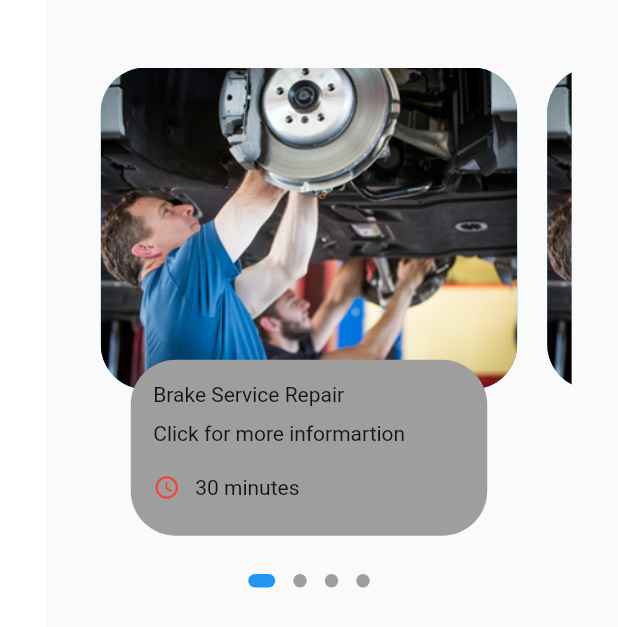
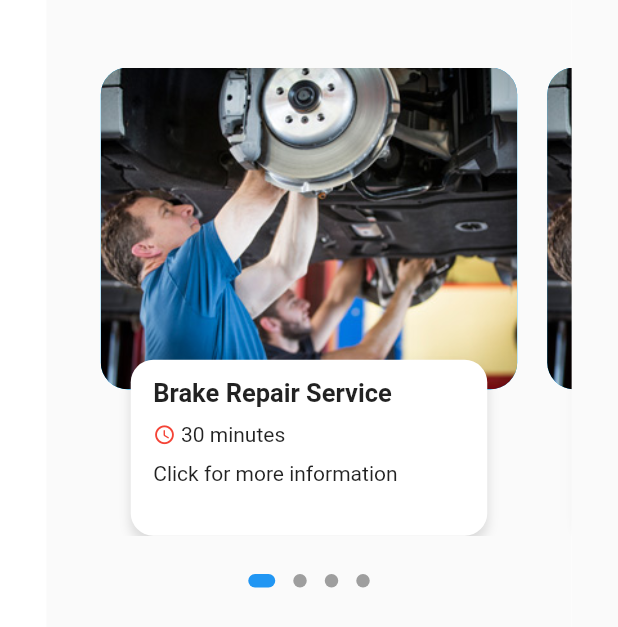
Before and after one commit to Caramelite/Automatik_Customer, a Flutter app: the MainScreen screen opened directly, on a phone screen of 412 x 824 dp. Shown: the top 627 px of the screen. Run offline on Flutter 3.47's test engine with Material 2 defaults, Android fonts, the phone set to English and light mode, and no system bars; drawn by our look-alikes of dots_indicator; our stand-ins replace firebase_auth, firebase_core, firebase_database, fluttertoast, geolocator, get; accounts and stored records are empty.

Commit message:
Update :  Rearrange and new screens
Added new widgets and new screens for repair details

```diff
--- a/lib/main.dart
+++ b/lib/main.dart
@@ -3,7 +3,7 @@ import 'package:flutter/material.dart';
 import 'package:get/get.dart';
 import 'package:provider/provider.dart';
 import 'infoHandler/app_info.dart';
-import 'splashScreen/splash_screen.dart';
+import 'screens/splashScreen/splash_screen.dart';
 
 void main() async {
   WidgetsFlutterBinding.ensureInitialized();
--- a/lib/authentication/login_screen.dart
+++ b/lib/screens/authentication/login_screen.dart
@@ -3,9 +3,9 @@ import 'package:firebase_database/firebase_database.dart';
 import 'package:flutter/material.dart';
 import 'package:fluttertoast/fluttertoast.dart';
 
-import '../global/global.dart';
+import '../../global/global.dart';
+import '../../widgets/progress_dialog.dart';
 import '../splashScreen/splash_screen.dart';
-import '../widgets/progress_dialog.dart';
 import 'signup_screen.dart';
 
 class LoginScreen extends StatefulWidget {
--- a/lib/authentication/signup_screen.dart
+++ b/lib/screens/authentication/signup_screen.dart
@@ -1,10 +1,10 @@
-import 'package:automatik_users_app/splashScreen/splash_screen.dart';
 import 'package:firebase_auth/firebase_auth.dart';
 import 'package:firebase_database/firebase_database.dart';
 import 'package:flutter/material.dart';
 import 'package:fluttertoast/fluttertoast.dart';
-import '../global/global.dart';
-import '../widgets/progress_dialog.dart';
+import '../../global/global.dart';
+import '../../widgets/progress_dialog.dart';
+import '../splashScreen/splash_screen.dart';
 import 'login_screen.dart';
 
 class SignUpScreen extends StatefulWidget {
--- a/lib/mainScreens/main_screen.dart
+++ b/lib/screens/mainScreens/main_screen.dart
@@ -1,6 +1,6 @@
 import 'package:flutter/material.dart';
-import '../screens/repair_screen.dart';
-import '../widgets/dimensions.dart';
+import '../../widgets/dimensions.dart';
+import '../repair/repair_screen.dart';
 
 class MainScreen extends StatefulWidget {
   const MainScreen({Key? key}) : super(key: key);
--- a/lib/screens/repair_screen.dart
+++ b/lib/screens/repair/repair_screen.dart
@@ -1,7 +1,8 @@
 import 'package:dots_indicator/dots_indicator.dart';
 import 'package:flutter/material.dart';
 
-import '../widgets/dimensions.dart';
+import '../../widgets/dimensions.dart';
+import '../../widgets/title_icon_info.dart';
 
 class RepairBodyPage extends StatefulWidget {
   const RepairBodyPage({Key? key}) : super(key: key);
@@ -67,7 +68,7 @@ class _RepairBodyPageState extends State<RepairBodyPage> {
               height: Dimensions.pageViewContainer,
               margin: const EdgeInsets.only(left: 10, right: 10),
               decoration:  BoxDecoration(
-                  borderRadius: BorderRadius.circular(30),
+                  borderRadius: BorderRadius.circular(18),
                   color: Colors.lightBlue,
                   image: const DecorationImage(
                       fit: BoxFit.cover,
@@ -81,25 +82,28 @@ class _RepairBodyPageState extends State<RepairBodyPage> {
                 height: Dimensions.pageViewTextContainer,
                 margin: const EdgeInsets.only(left: 30, right: 30),
                 decoration:  BoxDecoration(
-                  borderRadius: BorderRadius.circular(30),
-                  color: Colors.grey,
+                  borderRadius: BorderRadius.circular(15),
+                  color: Colors.white,
+                  boxShadow: const [
+                    BoxShadow(
+                      color: Colors.black12,
+                      blurRadius: 5.0,
+                      offset: Offset(0, 5),
+                    ),
+                  ],
                 ),
                 child: Container(
-                  padding: const EdgeInsets.only(top: 15, left: 15, right: 15),
+                  padding: const EdgeInsets.only(top: 12, left: 15, right: 15),
                   child: Column(
                     crossAxisAlignment: CrossAxisAlignment.start,
-                    children: [
-                      const Text("Brake Service Repair"),
-                      SizedBox(height: Dimensions.height10),
-                      const Text("Click for more informartion"),
-                      SizedBox(height: Dimensions.height20),
-                      Row(
-                        children: const [
-                          Icon(Icons.access_time_rounded, color: Colors.red, size: 18),
-                          SizedBox(width: 10),
-                          Text("30 minutes"),
-                        ],
-                      )
+                    children:  const [
+                       TitleIconInfo(
+                        text: "Brake Repair Service",
+                         iconColor: Colors.red,
+                         icon: Icons.access_time_rounded,
+                         minutes: ' 30 minutes',
+                      ),
+                      Text("Click for more information")
                     ],
                   ),
                 ),
--- a/lib/widgets/dimensions.dart
+++ b/lib/widgets/dimensions.dart
@@ -5,11 +5,38 @@ class Dimensions
   static double screenHeight = Get.context!.height;
   static double screenWidth = Get.context!.width;
 
+  static double pageView = screenHeight / 2.64;
   static double pageViewContainer = screenHeight / 3.84;
   static double pageViewTextContainer = screenHeight / 7.03;
 
-  static double pageView = screenHeight / 2.64;
+  //dynamic height padding and margin
+  static double height10 = screenHeight / 84.4;
+  static double height15 = screenHeight / 564.27;
+  static double height20 = screenHeight / 42.2;
+  static double height30 = screenHeight / 28.13;
+  static double height45 = screenHeight / 18.76;
 
-  static double height10 = screenHeight /84.4;
-  static double height20 = screenHeight /42.2;
+  static double width20 = screenHeight / 42.2;
+  static double width30 = screenHeight / 28.13;
+
+  //font size
+  static double font20 = screenHeight / 42.2;
+  static double font26 = screenHeight / 32.46;
+
+  //radius
+  static double radius15 = screenHeight / 56.27;
+  static double radius20 = screenHeight / 42.2;
+  static double radius39 = screenHeight / 28.13;
+
+  //Icon Size
+  static double iconSize24 = screenHeight / 35.17;
+  static double iconSize16 = screenHeight / 52.75;
+
+  //list view Size
+  static double listViewImgSize = screenWidth / 3.25;
+  static double listViewTextContSize = screenWidth / 3.9;
+
+  //RepairDetails
+  static double repairDetailsImgSize = screenHeight / 2.41;
+  static double bottomHeightBar = screenHeight / 7.03;
 }
--- a/lib/widgets/my_drawer.dart
+++ b/lib/widgets/my_drawer.dart
@@ -1,7 +1,7 @@
 import 'package:flutter/material.dart';
 
 import '../global/global.dart';
-import '../splashScreen/splash_screen.dart';
+import '../screens/splashScreen/splash_screen.dart';
 
 class MyDrawer extends StatefulWidget {
   String? name;
--- /dev/null
+++ b/lib/widgets/title_icon_info.dart
@@ -0,0 +1,36 @@
+import 'package:flutter/cupertino.dart';
+import 'package:flutter/material.dart';
+
+import 'dimensions.dart';
+
+class TitleIconInfo extends StatelessWidget {
+  final IconData icon;
+  final String text;
+  final String minutes;
+  final Color iconColor;
+  const TitleIconInfo({Key? key,
+    required this.icon,
+    required this.text,
+    required this.minutes,
+    required this.iconColor
+  }) : super(key: key);
+
+  @override
+  Widget build(BuildContext context) {
+    return Column(
+      crossAxisAlignment: CrossAxisAlignment.start,
+      children: [
+        Text(text, style: const TextStyle(fontSize: 17, fontWeight: FontWeight.bold),),
+        SizedBox(height: Dimensions.height10),
+        Row(
+          children: [
+            Icon(icon, color: iconColor, size: 15),
+            Text(minutes, style: const TextStyle(fontSize: 14)),
+          ],
+        ),
+        const SizedBox(width: 5),
+        SizedBox(height: Dimensions.height10),
+      ],
+    );
+  }
+}
```
Also changed, not shown: lib/screens/repair/repair_details.dart (added, +120 -0 lines), lib/screens/splashScreen/splash_screen.dart (renamed from lib/splashScreen/splash_screen.dart, +4 -4 lines), lib/widgets/app_icon.dart (added, +29 -0 lines), lib/widgets/expandable_text.dart (added, +44 -0 lines), lib/widgets/small_text.dart (added, +28 -0 lines).
